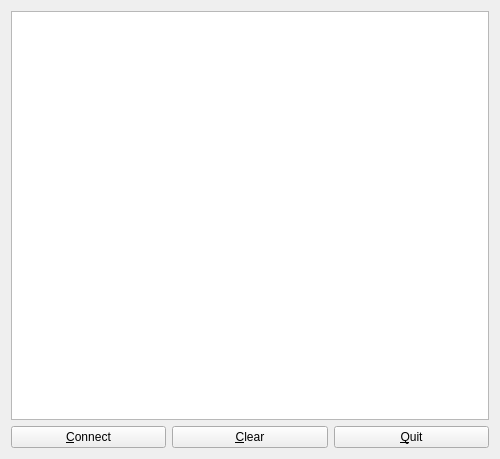
Above: src/wvdial.ui from mhogomchungu/wvdial-gui before the change. Below: the same form after it.
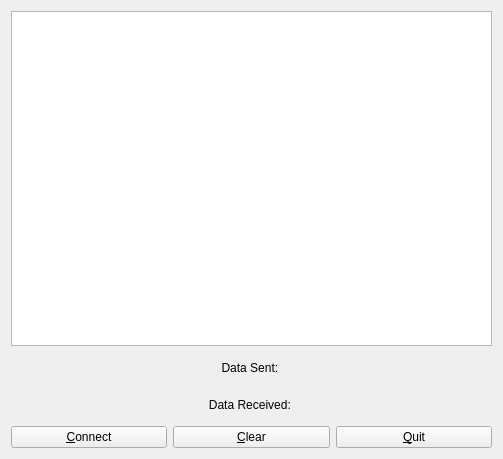
That is the form after the change.

Commit message: add support for showing data usage on the main GUI

Diff of the .ui file:
```diff
--- a/src/wvdial.ui
+++ b/src/wvdial.ui
@@ -6,7 +6,7 @@
    <rect>
     <x>0</x>
     <y>0</y>
-    <width>500</width>
+    <width>503</width>
     <height>459</height>
    </rect>
   </property>
@@ -15,6 +15,59 @@
   </property>
   <widget class="QWidget" name="centralWidget">
    <layout class="QGridLayout" name="gridLayout">
+    <item row="1" column="1">
+     <widget class="QLabel" name="received">
+      <property name="minimumSize">
+       <size>
+        <width>0</width>
+        <height>31</height>
+       </size>
+      </property>
+      <property name="text">
+       <string>Data Sent: </string>
+      </property>
+      <property name="alignment">
+       <set>Qt::AlignCenter</set>
+      </property>
+     </widget>
+    </item>
+    <item row="2" column="1">
+     <widget class="QLabel" name="sent">
+      <property name="minimumSize">
+       <size>
+        <width>0</width>
+        <height>31</height>
+       </size>
+      </property>
+      <property name="text">
+       <string>Data Received: </string>
+      </property>
+      <property name="alignment">
+       <set>Qt::AlignCenter</set>
+      </property>
+     </widget>
+    </item>
+    <item row="3" column="0">
+     <widget class="QPushButton" name="pbConnect">
+      <property name="text">
+       <string>&amp;Connect</string>
+      </property>
+     </widget>
+    </item>
+    <item row="3" column="1">
+     <widget class="QPushButton" name="pbClear">
+      <property name="text">
+       <string>&amp;Clear</string>
+      </property>
+     </widget>
+    </item>
+    <item row="3" column="2">
+     <widget class="QPushButton" name="pbQuit">
+      <property name="text">
+       <string>&amp;Quit</string>
+      </property>
+     </widget>
+    </item>
     <item row="0" column="0" colspan="3">
      <widget class="QTextEdit" name="statusOutPut">
       <property name="acceptDrops">
@@ -25,27 +78,6 @@
       </property>
      </widget>
     </item>
-    <item row="1" column="0">
-     <widget class="QPushButton" name="pbConnect">
-      <property name="text">
-       <string>&amp;Connect</string>
-      </property>
-     </widget>
-    </item>
-    <item row="1" column="2">
-     <widget class="QPushButton" name="pbQuit">
-      <property name="text">
-       <string>&amp;Quit</string>
-      </property>
-     </widget>
-    </item>
-    <item row="1" column="1">
-     <widget class="QPushButton" name="pbClear">
-      <property name="text">
-       <string>&amp;Clear</string>
-      </property>
-     </widget>
-    </item>
    </layout>
   </widget>
  </widget>
```
Left out of the diff: 6 changed lines with no effect on the pictures. The commit also changes 2 other files.
